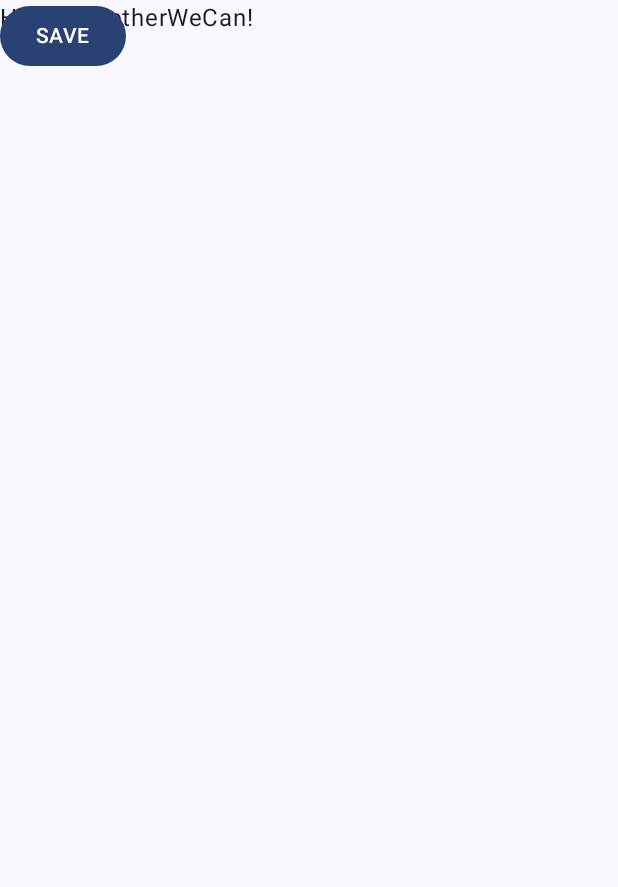
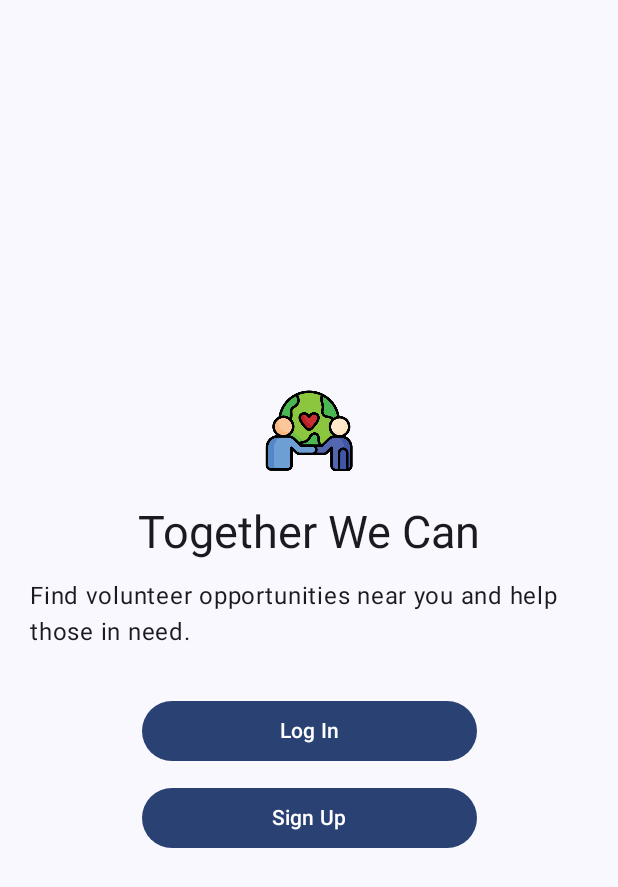
Before and after one commit to Okh88/TogetherWeCan, an Android app built with Jetpack Compose: the screen it shows after launch (MainActivity), on a phone screen of 412 x 824 dp. Shown: the top 887 px of the screen. Run offline under Robolectric (Android 15) with nearby library versions, the light colour scheme and no system bars.

Commit message:
Get started UI

```diff
--- a/app/src/main/java/com/example/togetherwecan/MainActivity.kt
+++ b/app/src/main/java/com/example/togetherwecan/MainActivity.kt
@@ -4,17 +4,27 @@ import android.os.Bundle
 import androidx.activity.ComponentActivity
 import androidx.activity.compose.setContent
 import androidx.activity.enableEdgeToEdge
+import androidx.compose.foundation.Image
+import androidx.compose.foundation.layout.Arrangement
+import androidx.compose.foundation.layout.Column
+import androidx.compose.foundation.layout.Spacer
 import androidx.compose.foundation.layout.fillMaxSize
+import androidx.compose.foundation.layout.fillMaxWidth
+import androidx.compose.foundation.layout.height
 import androidx.compose.foundation.layout.padding
+import androidx.compose.foundation.layout.size
 import androidx.compose.material3.Button
+import androidx.compose.material3.MaterialTheme
 import androidx.compose.material3.Scaffold
 import androidx.compose.material3.Text
 import androidx.compose.runtime.Composable
+import androidx.compose.ui.Alignment
 import androidx.compose.ui.Modifier
+import androidx.compose.ui.res.painterResource
 import androidx.compose.ui.tooling.preview.Preview
+import androidx.compose.ui.unit.dp
+import androidx.compose.ui.unit.sp
 import com.example.togetherwecan.ui.theme.TogetherWeCanTheme
-import com.google.firebase.database.ktx.database
-import com.google.firebase.ktx.Firebase
 
 class MainActivity : ComponentActivity() {
     override fun onCreate(savedInstanceState: Bundle?) {
@@ -35,21 +45,53 @@ class MainActivity : ComponentActivity() {
 
 @Composable
 fun Greeting(name: String, modifier: Modifier = Modifier) {
-    val database = Firebase.database
-    val myRef = database.getReference("test_connection")
+    Column(
+        modifier = Modifier
+            .fillMaxSize()
+            .padding(20.dp),
+        verticalArrangement = Arrangement.Center,
+        horizontalAlignment = Alignment.CenterHorizontally
+    ) {
+
+        Image(
+            painter = painterResource(id = R.drawable.togetherwecanlogo),
+            contentDescription = "Logo User",
+            modifier = Modifier
+                .size(80.dp)
+                .padding(bottom = 16.dp)
+        )
 
 
         Text(
-            text = "Hello $name!",
-            modifier = modifier
+            text = "Together We Can",
+            fontSize = 30.sp,
+            style = MaterialTheme.typography.headlineLarge
         )
 
-    Button(onClick = {
-        myRef.setValue("test test!")
-    }) {
-        Text("SAVE")
+        Spacer(modifier = Modifier.height(10.dp))
+
+
+        Text(
+            text = "Find volunteer opportunities near you and help those in need.",
+            fontSize = 16.sp
+        )
+
+        Spacer(modifier = Modifier.height(30.dp))
+
+
+        Button(onClick = {  }, modifier = Modifier.fillMaxWidth(0.6f)) {
+            Text(text = "Log In")
+        }
+
+        Spacer(modifier = Modifier.height(10.dp))
+
+
+        Button(onClick = { }, modifier = Modifier.fillMaxWidth(0.6f)) {
+            Text(text = "Sign Up")
+        }
     }
 }
+
 
 @Preview(showBackground = true)
 @Composable
```
Also changed, not shown: app/src/main/res/drawable/togetherwecanlogo.png (added).
